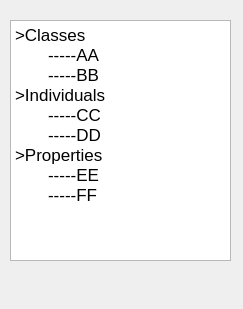
ZongleiJiao/OntologyViewer, file plugins/fileio/ontology/informationboxdockwidget.ui: the form before one commit.
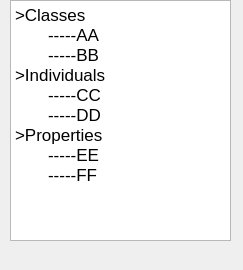
The form after the commit.

The edit to the form file:
```diff
--- a/plugins/fileio/ontology/informationboxdockwidget.ui
+++ b/plugins/fileio/ontology/informationboxdockwidget.ui
@@ -7,7 +7,7 @@
     <x>0</x>
     <y>0</y>
     <width>243</width>
-    <height>309</height>
+    <height>270</height>
    </rect>
   </property>
   <property name="windowTitle">
@@ -18,7 +18,7 @@
     <property name="geometry">
      <rect>
       <x>10</x>
-      <y>20</y>
+      <y>0</y>
       <width>221</width>
       <height>241</height>
      </rect>
```
